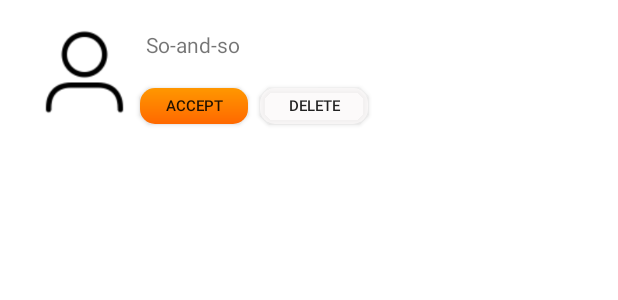
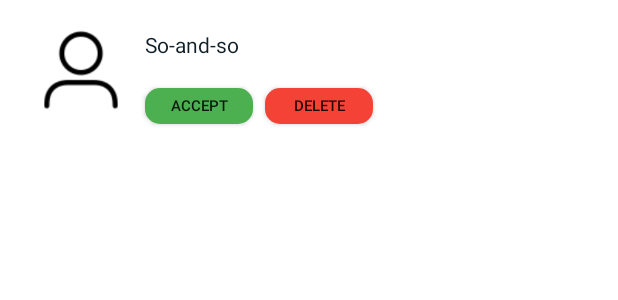
Before and after one commit to SSGrady/Grutor, an Android app: the layout activity_matching.xml on its own in the app's theme, with its tools: preview values and no code run, on a phone screen of 412 x 824 dp. Shown: the top 300 px of the screen. Run offline under Robolectric (Android 15) with nearby library versions, the light colour scheme and no system bars.

Commit message:
Matching button styling

```diff
--- a/app/src/main/res/layout/activity_matching.xml
+++ b/app/src/main/res/layout/activity_matching.xml
@@ -8,8 +8,8 @@
 
     <ImageView
         android:id="@+id/ivMatchedStudent"
-        android:layout_width="62dp"
-        android:layout_height="56dp"
+        android:layout_width="57dp"
+        android:layout_height="53dp"
         android:layout_marginStart="25dp"
         android:layout_marginTop="20dp"
         app:layout_constraintStart_toStartOf="parent"
@@ -20,7 +20,8 @@
         android:id="@+id/tvMatchedName"
         android:layout_width="wrap_content"
         android:layout_height="wrap_content"
-        android:layout_marginStart="10dp"
+        android:layout_marginStart="14dp"
+        android:textColor="@color/blueBlack"
         app:layout_constraintStart_toEndOf="@+id/ivMatchedStudent"
         app:layout_constraintTop_toTopOf="@+id/ivMatchedStudent"
         tools:text="So-and-so" />
@@ -29,10 +30,11 @@
         android:id="@+id/btnAccept"
         android:layout_width="72dp"
         android:layout_height="24dp"
-        android:layout_marginStart="6dp"
+        android:layout_marginStart="14dp"
         android:layout_marginTop="19dp"
         android:layout_marginBottom="16dp"
         android:background="@drawable/round_shape_btn"
+        android:backgroundTint="#4CAF50"
         android:text="Accept"
         android:textSize="10sp"
         app:layout_constraintBottom_toBottomOf="parent"
@@ -46,7 +48,7 @@
         android:layout_height="24dp"
         android:layout_marginStart="8dp"
         android:background="@drawable/round_shape_btn"
-        android:backgroundTint="#CDFBF9F9"
+        android:backgroundTint="#F44336"
         android:text="Delete"
         android:textSize="10sp"
         app:layout_constraintStart_toEndOf="@+id/btnAccept"
```
